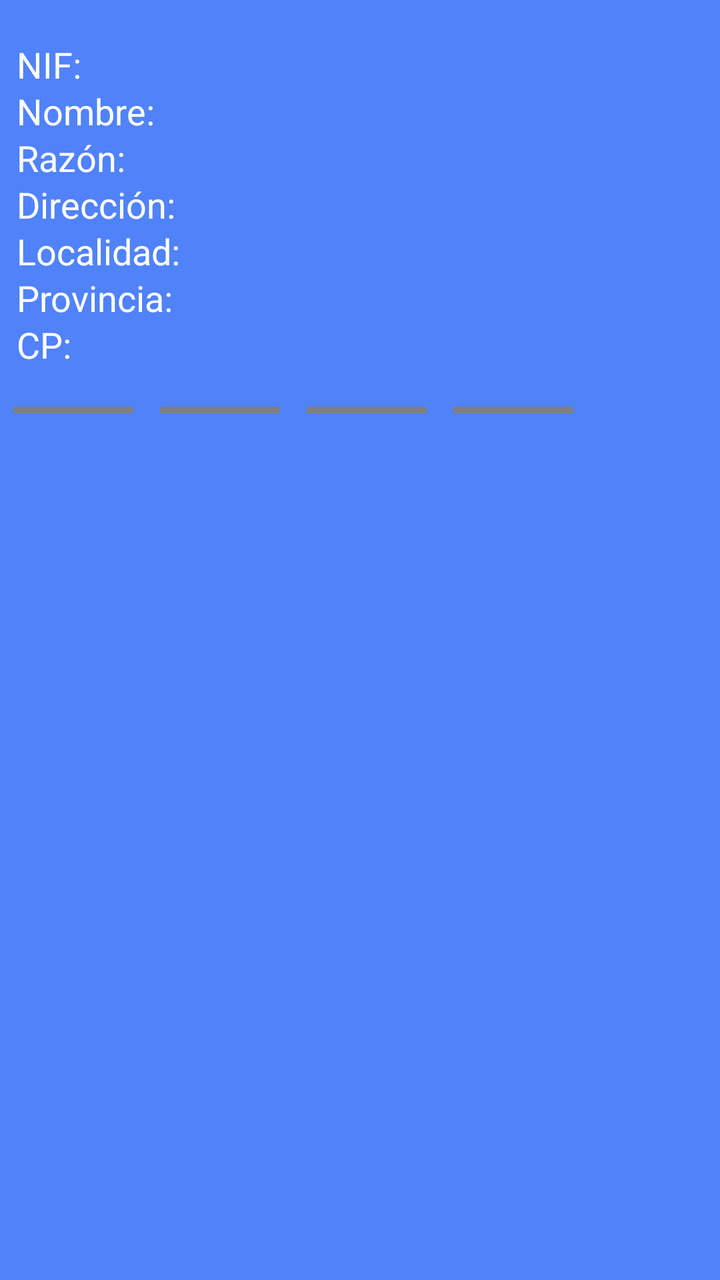
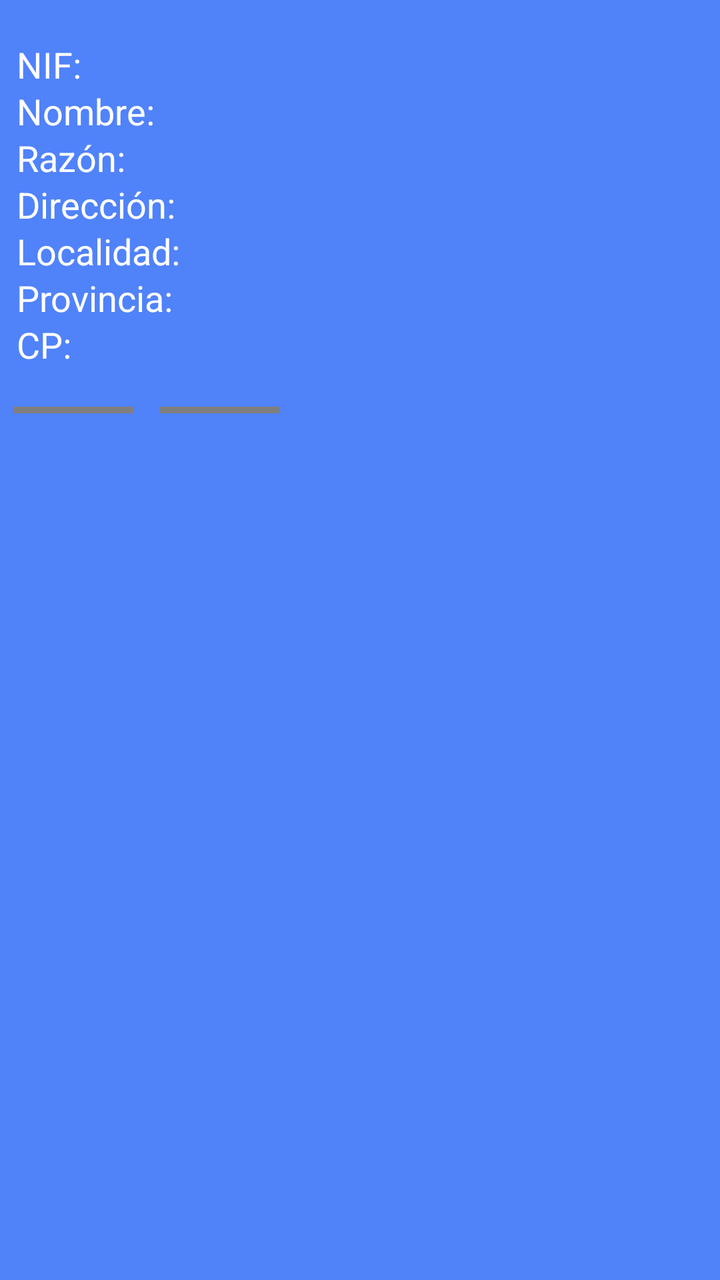

The first picture is an Android layout as it rendered before a commit; the second is the same layout after the commit. The layout source and the unified diff follow.
<!-- AndroidManifest.xml: application theme AppTheme -->
<!-- res/layout/activity_customer_data.xml -->
<LinearLayout xmlns:android="http://schemas.android.com/apk/res/android"
    android:layout_width="match_parent"
    android:layout_height="match_parent"
    android:orientation="horizontal"
    android:layout_marginTop="20dp"
    android:background="@color/Edicards" >

    <LinearLayout
        android:layout_width="wrap_content"
        android:layout_height="wrap_content"
        android:layout_marginTop="20dp"
        android:orientation="vertical" >

        <LinearLayout
            android:layout_width="fill_parent"
            android:layout_height="70px"
            android:orientation="horizontal" >

            <TextView
                android:id="@+id/lblNIFClienteLabel"
                android:layout_width="wrap_content"
                android:layout_height="wrap_content"
                android:layout_marginLeft="25px"
                android:layout_marginRight="25px"
                android:text="NIF:             "
                android:textColor="#FFFFFF"
                android:textSize="@dimen/text_small" />

            <EditText
                android:id="@+id/lblNIFCliente"
                android:layout_width="300dp"
                android:layout_height="wrap_content"
                android:layout_marginLeft="25px"
                android:layout_marginRight="25px"
                android:singleLine="true"
                android:text=""
                android:textSize="@dimen/text_small"
                android:textStyle="bold" />
        </LinearLayout>

        <LinearLayout
            android:layout_width="fill_parent"
            android:layout_height="70px"
            android:orientation="horizontal" >

            <TextView
                android:id="@+id/lblNombreClienteLabel"
                android:layout_width="wrap_content"
                android:layout_height="wrap_content"
                android:layout_marginLeft="25px"
                android:layout_marginRight="25px"
                android:text="Nombre:    "
                android:textColor="#FFFFFF"
                android:textSize="@dimen/text_small" />

            <EditText
                android:id="@+id/lblNombreCliente"
                android:layout_width="300dp"
                android:layout_height="wrap_content"
                android:layout_marginLeft="25px"
                android:layout_marginRight="25px"
                android:singleLine="true"
                android:text=""
                android:textSize="@dimen/text_small"
                android:textStyle="bold" />
        </LinearLayout>

        <LinearLayout
            android:layout_width="fill_parent"
            android:layout_height="70px"
            android:orientation="horizontal" >

            <TextView
                android:id="@+id/lblRazonClienteLabel"
                android:layout_width="wrap_content"
                android:layout_height="wrap_content"
                android:layout_marginLeft="25px"
                android:layout_marginRight="25px"
                android:text="Razón:       "
                android:textColor="#FFFFFF"
                android:textSize="@dimen/text_small" />

            <EditText
                android:id="@+id/lblRazonCliente"
                android:layout_width="300dp"
                android:layout_height="wrap_content"
                android:layout_marginLeft="25px"
                android:layout_marginRight="25px"
                android:singleLine="true"
                android:text=""
                android:textSize="@dimen/text_small"
                android:textStyle="bold" />
        </LinearLayout>

        <LinearLayout
            android:layout_width="fill_parent"
            android:layout_height="70px"
            android:orientation="horizontal" >

            <TextView
                android:id="@+id/lblDireccionClienteLabel"
                android:layout_width="wrap_content"
                android:layout_height="wrap_content"
                android:layout_marginLeft="25px"
                android:layout_marginRight="25px"
                android:text="Dirección: "
                android:textColor="#FFFFFF"
                android:textSize="@dimen/text_small" />

            <EditText
                android:id="@+id/lblDireccionCliente"
                android:layout_width="300dp"
                android:layout_height="wrap_content"
                android:layout_marginLeft="25px"
                android:layout_marginRight="25px"
                android:singleLine="true"
                android:text=""
                android:textSize="@dimen/text_small"
                android:textStyle="bold" />
        </LinearLayout>

        <LinearLayout
            android:layout_width="fill_parent"
            android:layout_height="70px"
            android:orientation="horizontal" >

            <TextView
                android:id="@+id/lblLocalidadClienteLabel"
                android:layout_width="wrap_content"
                android:layout_height="wrap_content"
                android:layout_marginLeft="25px"
                android:layout_marginRight="25px"
                android:text="Localidad:"
                android:textColor="#FFFFFF"
                android:textSize="@dimen/text_small" />

            <EditText
                android:id="@+id/lblLocalidadCliente"
                android:layout_width="300dp"
                android:layout_height="wrap_content"
                android:layout_marginLeft="25px"
                android:layout_marginRight="25px"
                android:singleLine="true"
                android:text=""
                android:textSize="@dimen/text_small"
                android:textStyle="bold" />
        </LinearLayout>

        <LinearLayout
            android:layout_width="fill_parent"
            android:layout_height="70px"
            android:orientation="horizontal" >

            <TextView
                android:id="@+id/lblProvinciaClienteLabel"
                android:layout_width="wrap_content"
                android:layout_height="wrap_content"
                android:layout_marginLeft="25px"
                android:layout_marginRight="25px"
                android:text="Provincia: "
                android:textColor="#FFFFFF"
                android:textSize="@dimen/text_small" />

            <EditText
                android:id="@+id/lblProvinciaCliente"
                android:layout_width="300dp"
                android:layout_height="wrap_content"
                android:layout_marginLeft="25px"
                android:layout_marginRight="25px"
                android:singleLine="true"
                android:text=""
                android:textSize="@dimen/text_small"
                android:textStyle="bold" />
        </LinearLayout>
        
        <LinearLayout
            android:layout_width="fill_parent"
            android:layout_height="70px"
            android:orientation="horizontal" >

            <TextView
                android:id="@+id/lblCodigoPostalClienteLabel"
                android:layout_width="wrap_content"
                android:layout_height="wrap_content"
                android:layout_marginLeft="25px"
                android:layout_marginRight="25px"
                android:text="CP:             "
                android:textColor="#FFFFFF"
                android:textSize="@dimen/text_small" />

            <EditText
                android:id="@+id/lblCodigoPostalCliente"
                android:layout_width="300dp"
                android:layout_height="wrap_content"
                android:layout_marginLeft="25px"
                android:layout_marginRight="25px"
                android:singleLine="true"
                android:text=""
                android:textSize="@dimen/text_small"
                android:textStyle="bold" />
        </LinearLayout>
        
        <LinearLayout
            android:layout_width="fill_parent"
            android:layout_height="70px"
            android:orientation="horizontal" >

            <net.ifeu.library.Controls.ButtonColor
                android:id="@+id/btnApplyChanges"
                android:layout_marginLeft="20px"
		        android:layout_marginRight="20px"
        		android:layout_width="180px"
		     	android:layout_marginBottom="20dp"
		     	android:layout_marginTop="20dp"
		     	android:layout_height="40px"
		     	android:background="@drawable/background_button"
		     	android:textColor="@color/Black"
                android:onClick="OnApply"
                android:text="Aplicar cambios"/>
            
             <net.ifeu.library.Controls.ButtonColor
                android:id="@+id/btnDiscardChanges"
                android:layout_marginLeft="20px"
		        android:layout_marginRight="20px"
        		android:layout_width="180px"
		     	android:layout_marginBottom="20dp"
		     	android:layout_marginTop="20dp"
		     	android:layout_height="40px"
		     	android:background="@drawable/background_button"
		     	android:textColor="@color/Black"
                android:onClick="OnClose"
                android:text="Cerrar Pantalla"/>

            <net.ifeu.library.Controls.ButtonColor
                android:id="@+id/btnFrontPhoto"
                android:layout_marginLeft="20px"
                android:layout_marginRight="20px"
                android:layout_width="180px"
                android:layout_marginBottom="20dp"
                android:layout_marginTop="20dp"
                android:layout_height="40px"
                android:background="@drawable/background_button"
                android:textColor="@color/Black"
                android:onClick="OnClose"
                android:text="Tomar foto Anverso"/>

            <net.ifeu.library.Controls.ButtonColor
                android:id="@+id/btnbBackPhoto"
                android:layout_marginLeft="20px"
                android:layout_marginRight="20px"
                android:layout_width="180px"
                android:layout_marginBottom="20dp"
                android:layout_marginTop="20dp"
                android:layout_height="40px"
                android:background="@drawable/background_button"
                android:textColor="@color/Black"
                android:onClick="OnClose"
                android:text="Tomar foto Reverso"/>
        </LinearLayout>
    </LinearLayout>

    <LinearLayout
        android:layout_width="wrap_content"
        android:layout_height="wrap_content"
        android:orientation="vertical"
        android:layout_marginTop="20dp" >

        
        <LinearLayout
            android:layout_width="fill_parent"
            android:layout_height="70px"
            android:orientation="horizontal" >

            <TextView
                android:id="@+id/lblTelefono1ClienteLabel"
                android:layout_width="wrap_content"
                android:layout_height="wrap_content"
                android:layout_marginLeft="25px"
                android:layout_marginRight="25px"
                android:singleLine="true"
                android:text="Teléfono 1:"
                android:textColor="#FFFFFF"
                android:textSize="@dimen/text_small" />

            <EditText
                android:id="@+id/lblTelefono1Cliente"
                android:layout_width="300dp"
                android:layout_height="wrap_content"
                android:layout_marginLeft="25px"
                android:layout_marginRight="25px"
                android:text=""
                android:textSize="@dimen/text_small"
                android:textStyle="bold" />
        </LinearLayout>

        <LinearLayout
            android:layout_width="fill_parent"
            android:layout_height="70px"
            android:orientation="horizontal" >

            <TextView
                android:id="@+id/lblTelefono2ClienteLabel"
                android:layout_width="wrap_content"
                android:layout_height="wrap_content"
                android:layout_marginLeft="25px"
                android:layout_marginRight="25px"
                android:singleLine="true"
                android:text="Teléfono 2:"
                android:textColor="#FFFFFF"
                android:textSize="@dimen/text_small" />

            <EditText
                android:id="@+id/lblTelefono2Cliente"
                android:layout_width="300dp"
                android:layout_height="wrap_content"
                android:layout_marginLeft="25px"
                android:layout_marginRight="25px"
                android:text=""
                android:textSize="@dimen/text_small"
                android:textStyle="bold" />
        </LinearLayout>

        <LinearLayout
            android:layout_width="fill_parent"
            android:layout_height="70px"
            android:orientation="horizontal" >

            <TextView
                android:id="@+id/lblFaxClienteLabel"
                android:layout_width="wrap_content"
                android:layout_height="wrap_content"
                android:layout_marginLeft="25px"
                android:layout_marginRight="25px"
                android:text="FAX:             "
                android:textColor="#FFFFFF"
                android:textSize="@dimen/text_small" />

            <EditText
                android:id="@+id/lblFaxCliente"
                android:layout_width="300dp"
                android:layout_height="wrap_content"
                android:layout_marginLeft="25px"
                android:layout_marginRight="25px"
                android:singleLine="true"
                android:text=""
                android:textSize="@dimen/text_small"
                android:textStyle="bold" />
        </LinearLayout>

        <LinearLayout
            android:layout_width="fill_parent"
            android:layout_height="70px"
            android:orientation="horizontal" >

            <TextView
                android:id="@+id/lblFaxMailLabel"
                android:layout_width="wrap_content"
                android:layout_height="wrap_content"
                android:layout_marginLeft="25px"
                android:layout_marginRight="25px"
                android:text="MAIL:           "
                android:textColor="#FFFFFF"
                android:textSize="@dimen/text_small" />

            <EditText
                android:id="@+id/lblMailCliente"
                android:layout_width="300dp"
                android:layout_height="wrap_content"
                android:layout_marginLeft="25px"
                android:layout_marginRight="25px"
                android:singleLine="true"
                android:text=""
                android:textSize="@dimen/text_small"
                android:textStyle="bold" />
        </LinearLayout>
        
         <LinearLayout
            android:layout_width="fill_parent"
            android:layout_height="70px"
            android:orientation="horizontal" >

            <TextView
                android:id="@+id/lblCCCLabel"
                android:layout_width="wrap_content"
                android:layout_height="wrap_content"
                android:layout_marginLeft="25px"
                android:layout_marginRight="25px"
                android:text="Cuenta Corriente:    "
                android:textColor="#FFFFFF"
                android:textSize="@dimen/text_small" />

            <EditText
                android:id="@+id/lblCCCCliente"
                android:layout_width="300dp"
                android:layout_height="wrap_content"
                android:layout_marginLeft="25px"
                android:layout_marginRight="25px"
                android:singleLine="true"
                android:text=""
                android:textSize="@dimen/text_small"
                android:textStyle="bold" />
        </LinearLayout>
        
         <LinearLayout
            android:layout_width="fill_parent"
            android:layout_height="70px"
            android:orientation="horizontal" >

            <TextView
                android:id="@+id/lblRepresentanteClienteLabel"
                android:layout_width="wrap_content"
                android:layout_height="wrap_content"
                android:layout_marginLeft="25px"
                android:layout_marginRight="25px"
                android:text="Represent. Tienda: "
                android:textColor="#FFFFFF"
                android:textSize="@dimen/text_small" />

            <EditText
                android:id="@+id/lblRepresentanteCliente"
                android:layout_width="300dp"
                android:layout_height="wrap_content"
                android:layout_marginLeft="25px"
                android:layout_marginRight="25px"
                android:singleLine="true"
                android:text=""
                android:textSize="@dimen/text_small"
                android:textStyle="bold" />
        </LinearLayout>
        
         <LinearLayout
            android:layout_width="fill_parent"
            android:layout_height="70px"
            android:orientation="horizontal" >

            <TextView
                android:id="@+id/lblDniRepresentanteClienteLabel"
                android:layout_width="wrap_content"
                android:layout_height="wrap_content"
                android:layout_marginLeft="25px"
                android:layout_marginRight="25px"
                android:text="DNI Repres Tienda: "
                android:textColor="#FFFFFF"
                android:textSize="@dimen/text_small" />

            <EditText
                android:id="@+id/lblDniRepresentanteCliente"
                android:layout_width="300dp"
                android:layout_height="wrap_content"
                android:layout_marginLeft="25px"
                android:layout_marginRight="25px"
                android:singleLine="true"
                android:text=""
                android:textSize="@dimen/text_small"
                android:textStyle="bold" />
        </LinearLayout>

</LinearLayout>        
</LinearLayout>
<!-- resources referenced by this layout -->
<resources>
  <color name="Black">#000000</color>
  <color name="Edicards">#5082FA</color>
  <dimen name="text_small">18sp</dimen>
  <!-- drawable background_button (drawable) -->
  <?xml version="1.0" encoding="utf-8"?>
   
  <shape xmlns:android="http://schemas.android.com/apk/res/android" 
       android:shape="rectangle">
      <gradient android:startColor="#AAAAAA" android:endColor="#FFFFFF"
              android:angle="270"/>
      <stroke android:width="2dp"
              android:color="@color/Azure" />
      <corners android:bottomRightRadius="7dp"
          android:bottomLeftRadius="5dp" 
          android:topLeftRadius="5dp"
          android:topRightRadius="7dp"/>    
  </shape>
  <style name="AppTheme" parent="android:Theme.Light">
          <item name="android:fontFamily">sans-serif-light</item>
          <item name="android:textStyle">bold</item>
          <item name="android:textSize">28sp</item>
          <item name="android:text">serif-monospace</item>
          <item name="android:alertDialogTheme">@style/AlertDialogCustom</item>
  
      </style>
  <color name="Azure">#F0FFFF</color>
  <style name="AlertDialogCustom" parent="android:Theme.Holo.Dialog">
          <item name="android:textColor">#00FF00</item>
          <item name="android:typeface">monospace</item>
          <item name="android:textSize">48sp</item>
      </style>
</resources>

<!-- the commit's change to res/layout/activity_customer_data.xml (unified diff, before → after) -->
@@ -231,6 +231,210 @@
                 android:onClick="OnClose"
                 android:text="Cerrar Pantalla"/>
 
+        </LinearLayout>
+    </LinearLayout>
+
+    <LinearLayout
+        android:layout_width="wrap_content"
+        android:layout_height="wrap_content"
+        android:orientation="vertical"
+        android:layout_marginTop="20dp" >
+
+        
+        <LinearLayout
+            android:layout_width="fill_parent"
+            android:layout_height="70px"
+            android:orientation="horizontal" >
+
+            <TextView
+                android:id="@+id/lblTelefono1ClienteLabel"
+                android:layout_width="wrap_content"
+                android:layout_height="wrap_content"
+                android:layout_marginLeft="25px"
+                android:layout_marginRight="25px"
+                android:singleLine="true"
+                android:text="Teléfono 1:"
+                android:textColor="#FFFFFF"
+                android:textSize="@dimen/text_small" />
+
+            <EditText
+                android:id="@+id/lblTelefono1Cliente"
+                android:layout_width="300dp"
+                android:layout_height="wrap_content"
+                android:layout_marginLeft="25px"
+                android:layout_marginRight="25px"
+                android:text=""
+                android:textSize="@dimen/text_small"
+                android:textStyle="bold" />
+        </LinearLayout>
+
+        <LinearLayout
+            android:layout_width="fill_parent"
+            android:layout_height="70px"
+            android:orientation="horizontal" >
+
+            <TextView
+                android:id="@+id/lblTelefono2ClienteLabel"
+                android:layout_width="wrap_content"
+                android:layout_height="wrap_content"
+                android:layout_marginLeft="25px"
+                android:layout_marginRight="25px"
+                android:singleLine="true"
+                android:text="Teléfono 2:"
+                android:textColor="#FFFFFF"
+                android:textSize="@dimen/text_small" />
+
+            <EditText
+                android:id="@+id/lblTelefono2Cliente"
+                android:layout_width="300dp"
+                android:layout_height="wrap_content"
+                android:layout_marginLeft="25px"
+                android:layout_marginRight="25px"
+                android:text=""
+                android:textSize="@dimen/text_small"
+                android:textStyle="bold" />
+        </LinearLayout>
+
+        <LinearLayout
+            android:layout_width="fill_parent"
+            android:layout_height="70px"
+            android:orientation="horizontal" >
+
+            <TextView
+                android:id="@+id/lblFaxClienteLabel"
+                android:layout_width="wrap_content"
+                android:layout_height="wrap_content"
+                android:layout_marginLeft="25px"
+                android:layout_marginRight="25px"
+                android:text="FAX:             "
+                android:textColor="#FFFFFF"
+                android:textSize="@dimen/text_small" />
+
+            <EditText
+                android:id="@+id/lblFaxCliente"
+                android:layout_width="300dp"
+                android:layout_height="wrap_content"
+                android:layout_marginLeft="25px"
+                android:layout_marginRight="25px"
+                android:singleLine="true"
+                android:text=""
+                android:textSize="@dimen/text_small"
+                android:textStyle="bold" />
+        </LinearLayout>
+
+        <LinearLayout
+            android:layout_width="fill_parent"
+            android:layout_height="70px"
+            android:orientation="horizontal" >
+
+            <TextView
+                android:id="@+id/lblFaxMailLabel"
+                android:layout_width="wrap_content"
+                android:layout_height="wrap_content"
+                android:layout_marginLeft="25px"
+                android:layout_marginRight="25px"
+                android:text="MAIL:           "
+                android:textColor="#FFFFFF"
+                android:textSize="@dimen/text_small" />
+
+            <EditText
+                android:id="@+id/lblMailCliente"
+                android:layout_width="300dp"
+                android:layout_height="wrap_content"
+                android:layout_marginLeft="25px"
+                android:layout_marginRight="25px"
+                android:singleLine="true"
+                android:text=""
+                android:textSize="@dimen/text_small"
+                android:textStyle="bold" />
+        </LinearLayout>
+        
+         <LinearLayout
+            android:layout_width="fill_parent"
+            android:layout_height="70px"
+            android:orientation="horizontal" >
+
+            <TextView
+                android:id="@+id/lblCCCLabel"
+                android:layout_width="wrap_content"
+                android:layout_height="wrap_content"
+                android:layout_marginLeft="25px"
+                android:layout_marginRight="25px"
+                android:text="Cuenta Corriente:    "
+                android:textColor="#FFFFFF"
+                android:textSize="@dimen/text_small" />
+
+            <EditText
+                android:id="@+id/lblCCCCliente"
+                android:layout_width="300dp"
+                android:layout_height="wrap_content"
+                android:layout_marginLeft="25px"
+                android:layout_marginRight="25px"
+                android:singleLine="true"
+                android:text=""
+                android:textSize="@dimen/text_small"
+                android:textStyle="bold" />
+        </LinearLayout>
+        
+         <LinearLayout
+            android:layout_width="fill_parent"
+            android:layout_height="70px"
+            android:orientation="horizontal" >
+
+            <TextView
+                android:id="@+id/lblRepresentanteClienteLabel"
+                android:layout_width="wrap_content"
+                android:layout_height="wrap_content"
+                android:layout_marginLeft="25px"
+                android:layout_marginRight="25px"
+                android:text="Represent. Tienda: "
+                android:textColor="#FFFFFF"
+                android:textSize="@dimen/text_small" />
+
+            <EditText
+                android:id="@+id/lblRepresentanteCliente"
+                android:layout_width="300dp"
+                android:layout_height="wrap_content"
+                android:layout_marginLeft="25px"
+                android:layout_marginRight="25px"
+                android:singleLine="true"
+                android:text=""
+                android:textSize="@dimen/text_small"
+                android:textStyle="bold" />
+        </LinearLayout>
+        
+         <LinearLayout
+            android:layout_width="fill_parent"
+            android:layout_height="70px"
+            android:orientation="horizontal" >
+
+            <TextView
+                android:id="@+id/lblDniRepresentanteClienteLabel"
+                android:layout_width="wrap_content"
+                android:layout_height="wrap_content"
+                android:layout_marginLeft="25px"
+                android:layout_marginRight="25px"
+                android:text="DNI Repres Tienda: "
+                android:textColor="#FFFFFF"
+                android:textSize="@dimen/text_small" />
+
+            <EditText
+                android:id="@+id/lblDniRepresentanteCliente"
+                android:layout_width="300dp"
+                android:layout_height="wrap_content"
+                android:layout_marginLeft="25px"
+                android:layout_marginRight="25px"
+                android:singleLine="true"
+                android:text=""
+                android:textSize="@dimen/text_small"
+                android:textStyle="bold" />
+        </LinearLayout>
+
+        <LinearLayout
+            android:layout_width="fill_parent"
+            android:layout_height="70px"
+            android:orientation="horizontal" >
+
             <net.ifeu.library.Controls.ButtonColor
                 android:id="@+id/btnFrontPhoto"
                 android:layout_marginLeft="20px"
@@ -257,203 +461,6 @@
                 android:onClick="OnClose"
                 android:text="Tomar foto Reverso"/>
         </LinearLayout>
-    </LinearLayout>
-
-    <LinearLayout
-        android:layout_width="wrap_content"
-        android:layout_height="wrap_content"
-        android:orientation="vertical"
-        android:layout_marginTop="20dp" >
-
-        
-        <LinearLayout
-            android:layout_width="fill_parent"
-            android:layout_height="70px"
-            android:orientation="horizontal" >
-
-            <TextView
-                android:id="@+id/lblTelefono1ClienteLabel"
-                android:layout_width="wrap_content"
-                android:layout_height="wrap_content"
-                android:layout_marginLeft="25px"
-                android:layout_marginRight="25px"
-                android:singleLine="true"
-                android:text="Teléfono 1:"
-                android:textColor="#FFFFFF"
-                android:textSize="@dimen/text_small" />
-
-            <EditText
-                android:id="@+id/lblTelefono1Cliente"
-                android:layout_width="300dp"
-                android:layout_height="wrap_content"
-                android:layout_marginLeft="25px"
-                android:layout_marginRight="25px"
-                android:text=""
-                android:textSize="@dimen/text_small"
-                android:textStyle="bold" />
-        </LinearLayout>
-
-        <LinearLayout
-            android:layout_width="fill_parent"
-            android:layout_height="70px"
-            android:orientation="horizontal" >
-
-            <TextView
-                android:id="@+id/lblTelefono2ClienteLabel"
-                android:layout_width="wrap_content"
-                android:layout_height="wrap_content"
-                android:layout_marginLeft="25px"
-                android:layout_marginRight="25px"
-                android:singleLine="true"
-                android:text="Teléfono 2:"
-                android:textColor="#FFFFFF"
-                android:textSize="@dimen/text_small" />
-
-            <EditText
-                android:id="@+id/lblTelefono2Cliente"
-                android:layout_width="300dp"
-                android:layout_height="wrap_content"
-                android:layout_marginLeft="25px"
-                android:layout_marginRight="25px"
-                android:text=""
-                android:textSize="@dimen/text_small"
-                android:textStyle="bold" />
-        </LinearLayout>
-
-        <LinearLayout
-            android:layout_width="fill_parent"
-            android:layout_height="70px"
-            android:orientation="horizontal" >
-
-            <TextView
-                android:id="@+id/lblFaxClienteLabel"
-                android:layout_width="wrap_content"
-                android:layout_height="wrap_content"
-                android:layout_marginLeft="25px"
-                android:layout_marginRight="25px"
-                android:text="FAX:             "
-                android:textColor="#FFFFFF"
-                android:textSize="@dimen/text_small" />
-
-            <EditText
-                android:id="@+id/lblFaxCliente"
-                android:layout_width="300dp"
-                android:layout_height="wrap_content"
-                android:layout_marginLeft="25px"
-                android:layout_marginRight="25px"
-                android:singleLine="true"
-                android:text=""
-                android:textSize="@dimen/text_small"
-                android:textStyle="bold" />
-        </LinearLayout>
-
-        <LinearLayout
-            android:layout_width="fill_parent"
-            android:layout_height="70px"
-            android:orientation="horizontal" >
-
-            <TextView
-                android:id="@+id/lblFaxMailLabel"
-                android:layout_width="wrap_content"
-                android:layout_height="wrap_content"
-                android:layout_marginLeft="25px"
-                android:layout_marginRight="25px"
-                android:text="MAIL:           "
-                android:textColor="#FFFFFF"
-                android:textSize="@dimen/text_small" />
-
-            <EditText
-                android:id="@+id/lblMailCliente"
-                android:layout_width="300dp"
-                android:layout_height="wrap_content"
-                android:layout_marginLeft="25px"
-                android:layout_marginRight="25px"
-                android:singleLine="true"
-                android:text=""
-                android:textSize="@dimen/text_small"
-                android:textStyle="bold" />
-        </LinearLayout>
-        
-         <LinearLayout
-            android:layout_width="fill_parent"
-            android:layout_height="70px"
-            android:orientation="horizontal" >
-
-            <TextView
-                android:id="@+id/lblCCCLabel"
-                android:layout_width="wrap_content"
-                android:layout_height="wrap_content"
-                android:layout_marginLeft="25px"
-                android:layout_marginRight="25px"
-                android:text="Cuenta Corriente:    "
-                android:textColor="#FFFFFF"
-                android:textSize="@dimen/text_small" />
-
-            <EditText
-                android:id="@+id/lblCCCCliente"
-                android:layout_width="300dp"
-                android:layout_height="wrap_content"
-                android:layout_marginLeft="25px"
-                android:layout_marginRight="25px"
-                android:singleLine="true"
-                android:text=""
-                android:textSize="@dimen/text_small"
-                android:textStyle="bold" />
-        </LinearLayout>
-        
-         <LinearLayout
-            android:layout_width="fill_parent"
-            android:layout_height="70px"
-            android:orientation="horizontal" >
-
-            <TextView
-                android:id="@+id/lblRepresentanteClienteLabel"
-                android:layout_width="wrap_content"
-                android:layout_height="wrap_content"
-                android:layout_marginLeft="25px"
-                android:layout_marginRight="25px"
-                android:text="Represent. Tienda: "
-                android:textColor="#FFFFFF"
-                android:textSize="@dimen/text_small" />
-
-            <EditText
-                android:id="@+id/lblRepresentanteCliente"
-                android:layout_width="300dp"
-                android:layout_height="wrap_content"
-                android:layout_marginLeft="25px"
-                android:layout_marginRight="25px"
-                android:singleLine="true"
-                android:text=""
-                android:textSize="@dimen/text_small"
-                android:textStyle="bold" />
-        </LinearLayout>
-        
-         <LinearLayout
-            android:layout_width="fill_parent"
-            android:layout_height="70px"
-            android:orientation="horizontal" >
-
-            <TextView
-                android:id="@+id/lblDniRepresentanteClienteLabel"
-                android:layout_width="wrap_content"
-                android:layout_height="wrap_content"
-                android:layout_marginLeft="25px"
-                android:layout_marginRight="25px"
-                android:text="DNI Repres Tienda: "
-                android:textColor="#FFFFFF"
-                android:textSize="@dimen/text_small" />
-
-            <EditText
-                android:id="@+id/lblDniRepresentanteCliente"
-                android:layout_width="300dp"
-                android:layout_height="wrap_content"
-                android:layout_marginLeft="25px"
-                android:layout_marginRight="25px"
-                android:singleLine="true"
-                android:text=""
-                android:textSize="@dimen/text_small"
-                android:textStyle="bold" />
-        </LinearLayout>
 
 </LinearLayout>        
 </LinearLayout>
